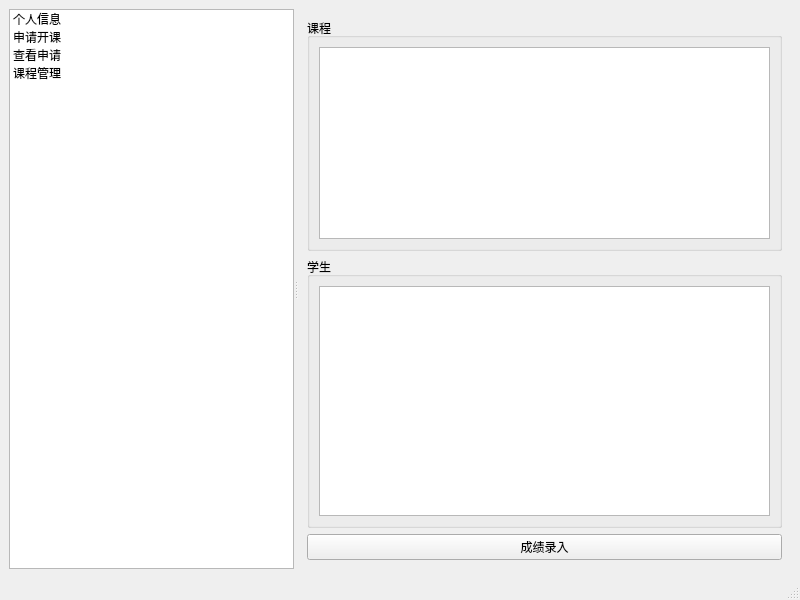
First picture: the form in teacherwindow.ui, repository StevenChenSE/CourseManagement, before the edit.
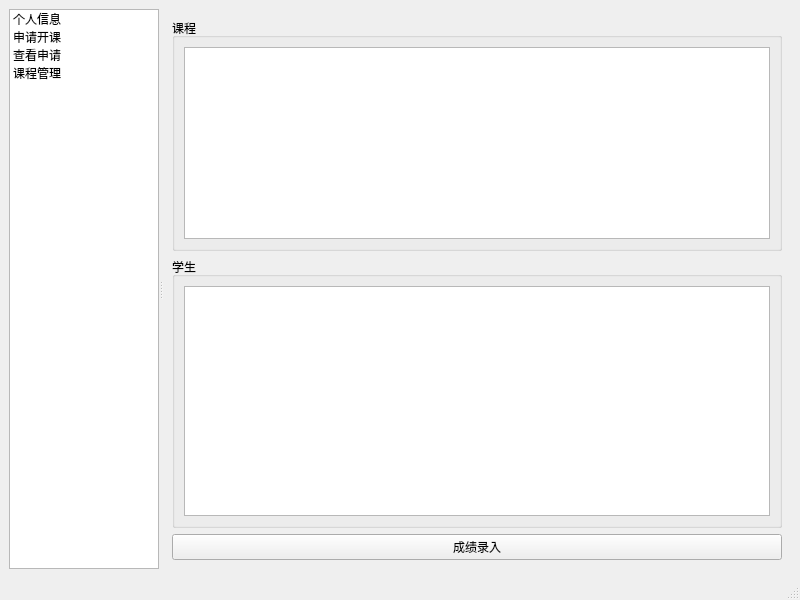
Second picture: the form after the edit. The open tabs and pages were chosen to show the change.

Diff of the .ui file:
```diff
--- a/teacherwindow.ui
+++ b/teacherwindow.ui
@@ -27,6 +27,12 @@
          <verstretch>0</verstretch>
         </sizepolicy>
        </property>
+       <property name="maximumSize">
+        <size>
+         <width>150</width>
+         <height>16777215</height>
+        </size>
+       </property>
        <item>
         <property name="text">
          <string>个人信息</string>
@@ -366,6 +372,9 @@
                 <verstretch>0</verstretch>
                </sizepolicy>
               </property>
+              <attribute name="horizontalHeaderStretchLastSection">
+               <bool>true</bool>
+              </attribute>
              </widget>
             </item>
            </layout>
@@ -378,7 +387,14 @@
            </property>
            <layout class="QVBoxLayout" name="verticalLayout_4">
             <item>
-             <widget class="QTableView" name="studentTableView"/>
+             <widget class="QTableView" name="studentTableView">
+              <property name="sortingEnabled">
+               <bool>true</bool>
+              </property>
+              <attribute name="horizontalHeaderStretchLastSection">
+               <bool>true</bool>
+              </attribute>
+             </widget>
             </item>
            </layout>
           </widget>
```
Left out of the diff: 8 changed lines with no effect on the pictures.
